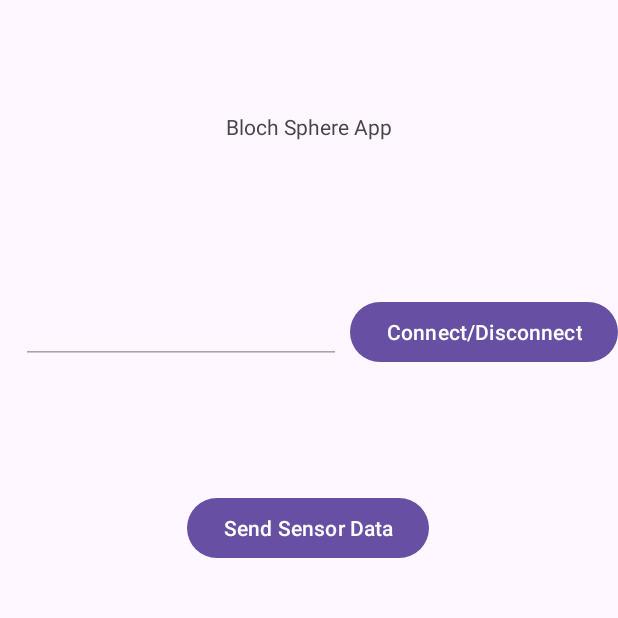
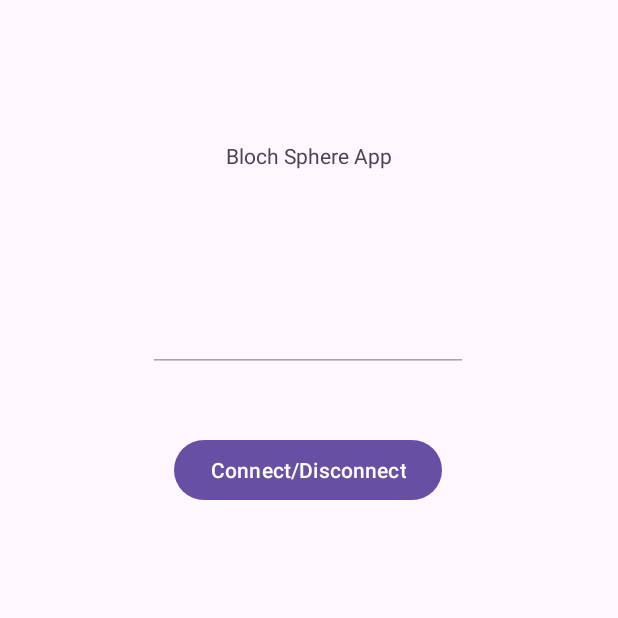
Before and after one commit to bakosrozsa/BlochSphere, an Android app: the screen it shows after launch (MainActivity), after a tap on "Connect/Disconnect", on a phone screen of 412 x 824 dp, the top half of it. Run offline under Robolectric (Android 15) with nearby library versions, the phone set to English and light mode, and no system bars; 2 statements that could not run were skipped.

Commit message:
Change sensor streaming and angle check

```diff
--- a/BlochSphereApp/app/src/main/java/hu/rozsa/blochsphereapp/MainActivity.java
+++ b/BlochSphereApp/app/src/main/java/hu/rozsa/blochsphereapp/MainActivity.java
@@ -16,7 +16,9 @@ import android.widget.Button;
 import android.widget.EditText;
 import android.widget.Toast;
 
+import java.io.BufferedReader;
 import java.io.IOException;
+import java.io.InputStreamReader;
 import java.io.OutputStreamWriter;
 import java.io.PrintWriter;
 import java.net.Socket;
@@ -38,8 +40,6 @@ public class MainActivity extends AppCompatActivity implements SensorEventListen
         setContentView(R.layout.activity_main);
 
         Button button = (Button) findViewById(R.id.button);
-        Button button2 = (Button) findViewById(R.id.button2);
-
         EditText ipport= (EditText) findViewById(R.id.editTextText);
 
         clicked = false;
@@ -64,14 +64,15 @@ public class MainActivity extends AppCompatActivity implements SensorEventListen
                         catch (IOException e) {
                             throw new RuntimeException(e);
                         }
+                        sensorManager = (SensorManager) getSystemService(Context.SENSOR_SERVICE);
+                        sensor = sensorManager.getDefaultSensor(Sensor.TYPE_ORIENTATION);
+                        sensorManager.registerListener(MainActivity.this,sensor,SensorManager.SENSOR_DELAY_NORMAL);
                         ipport.getText().clear();
                         ipport.setEnabled(false);
-                        button2.setEnabled(true);
                     }
                     else
                     {
                         clicked = false;
-                        clickedSensor = false;
                         outToServer.flush();
                         sensorManager.unregisterListener(MainActivity.this);
                         try {
@@ -80,35 +81,16 @@ public class MainActivity extends AppCompatActivity implements SensorEventListen
                             throw new RuntimeException(e);
                         }
                         ipport.setEnabled(true);
-                        button2.setEnabled(false);
-                    }
-                }
-            });
-            button2.setOnClickListener(new View.OnClickListener() {
-                @Override
-                public void onClick(View v) {
-                    if (!clickedSensor)
-                    {
-                        clickedSensor = true;
-                        sensorManager = (SensorManager) getSystemService(Context.SENSOR_SERVICE);
-                        sensor = sensorManager.getDefaultSensor(Sensor.TYPE_ORIENTATION);
-                        sensorManager.registerListener(MainActivity.this,sensor,SensorManager.SENSOR_DELAY_FASTEST);
-                    }
-                    else
-                    {
-                        clickedSensor = false;
-                        sensorManager.unregisterListener(MainActivity.this);
                     }
                 }
             });
         }
-
     }
 
     @Override
     public void onSensorChanged(SensorEvent event) {
         angles = event.values[0] + "," +
-                event.values[1];
+                event.values[2];
         outToServer.print(angles);
         outToServer.flush();
     }
--- a/BlochSphereApp/app/src/main/res/layout/activity_main.xml
+++ b/BlochSphereApp/app/src/main/res/layout/activity_main.xml
@@ -13,34 +13,21 @@
         android:text="Connect/Disconnect"
         app:layout_constraintBottom_toBottomOf="parent"
         app:layout_constraintEnd_toEndOf="parent"
-        app:layout_constraintHorizontal_bias="1.0"
-        app:layout_constraintStart_toStartOf="parent"
-        app:layout_constraintTop_toTopOf="parent"
-        app:layout_constraintVertical_bias="0.254" />
-
-    <Button
-        android:id="@+id/button2"
-        android:layout_width="wrap_content"
-        android:layout_height="wrap_content"
-        android:enabled="false"
-        android:text="Send Sensor Data"
-        app:layout_constraintBottom_toBottomOf="parent"
-        app:layout_constraintEnd_toEndOf="parent"
         app:layout_constraintHorizontal_bias="0.497"
         app:layout_constraintStart_toStartOf="parent"
         app:layout_constraintTop_toTopOf="parent"
-        app:layout_constraintVertical_bias="0.423" />
+        app:layout_constraintVertical_bias="0.373" />
 
     <TextView
         android:id="@+id/textView"
         android:layout_width="wrap_content"
         android:layout_height="wrap_content"
         android:text="Bloch Sphere App"
-        app:layout_constraintBottom_toTopOf="@+id/button"
+        app:layout_constraintBottom_toBottomOf="parent"
         app:layout_constraintEnd_toEndOf="parent"
         app:layout_constraintStart_toStartOf="parent"
         app:layout_constraintTop_toTopOf="parent"
-        app:layout_constraintVertical_bias="0.418" />
+        app:layout_constraintVertical_bias="0.117" />
 
     <EditText
         android:id="@+id/editTextText"
@@ -49,9 +36,9 @@
         android:ems="10"
         android:inputType="text"
         app:layout_constraintBottom_toBottomOf="parent"
-        app:layout_constraintEnd_toStartOf="@+id/button"
-        app:layout_constraintHorizontal_bias="0.695"
+        app:layout_constraintEnd_toEndOf="parent"
+        app:layout_constraintHorizontal_bias="0.497"
         app:layout_constraintStart_toStartOf="parent"
         app:layout_constraintTop_toTopOf="parent"
-        app:layout_constraintVertical_bias="0.253" />
+        app:layout_constraintVertical_bias="0.26" />
 </androidx.constraintlayout.widget.ConstraintLayout>
```
Also changed, not shown: 2 other files.
